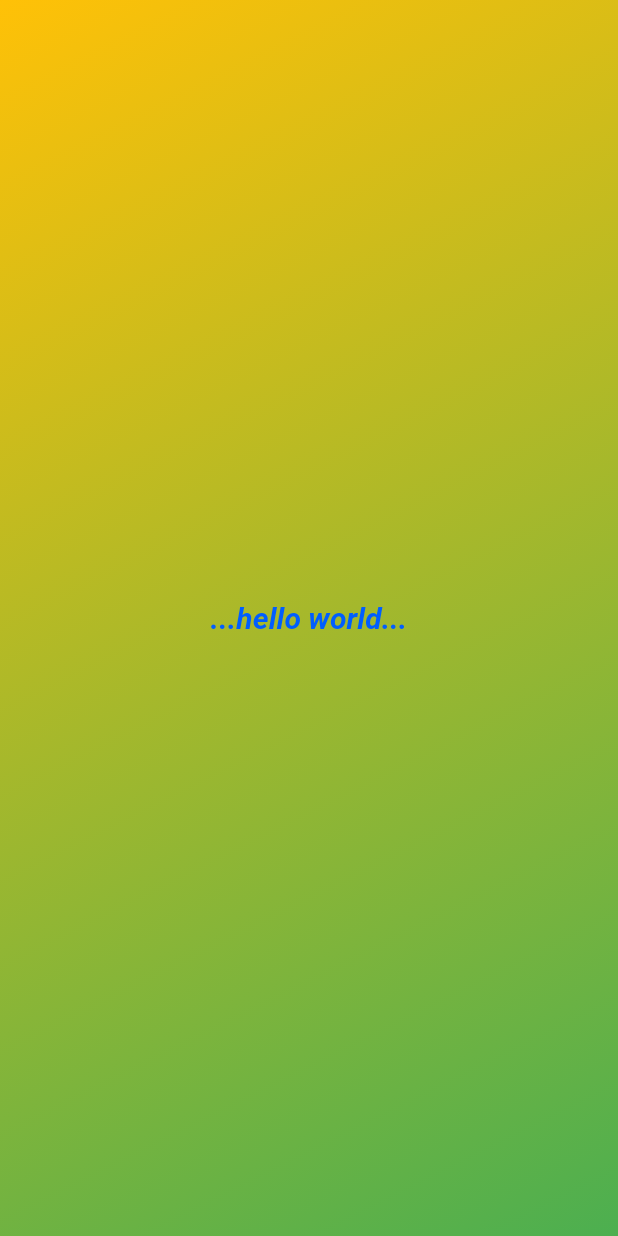
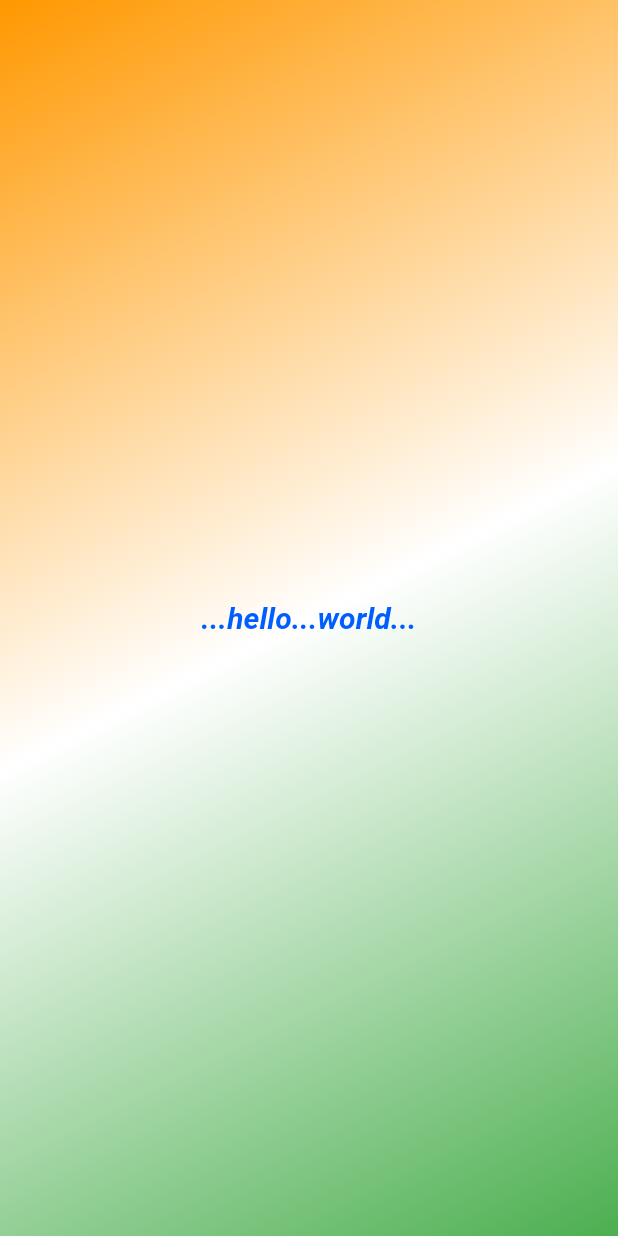
Before and after one commit to yashraj9922/roll_dice_app, a Flutter app: the screen it shows after launch, on a phone screen of 412 x 824 dp. Run offline on Flutter 3.47's test engine with Material 2 defaults, Android fonts, the phone set to English and light mode, and no system bars.

Commit message:
Constructors widgets functions and arguments

```diff
--- a/lib/gradient_container.dart
+++ b/lib/gradient_container.dart
@@ -3,26 +3,34 @@ import 'package:roll_dice_app/style_text.dart';
 
 const Alignment startAlignment = Alignment.topLeft;
 // final var startAlignment = Alignment.topLeft; --> (ref. lec 29)final keyword means this data containier never recieved an another value(reassigned) other than assigned value
+
 const Alignment endAlignment = Alignment.bottomRight;
 //const var endAlignment = Alignment.bottomRight; --> compile time constant value...as if any funct is called it will dynamically assign the value to varibale...hence using const keyword the funct need not to be execute when app executes...increasing internal performannce of the app
 
 class GradientContainer extends StatelessWidget {
   //Name of class should start with CapitalLetter
+
   const GradientContainer(
-      {super.key}); //creating constructor function for a class
+      {super.key,
+      required this.colors}); //creating constructor function for a class
+
+  final List<Color> colors;
+
   @override
   Widget build(context) {
     // (*before adding const keyword to var*)startAlignment = Alignment.bottomCenter; --> data/values in the variables can be overwritten hence remove const keyword*
+
     return Container(
-      decoration: /*const*/ const BoxDecoration(
+      decoration: /*const*/ /**const**/ BoxDecoration(
         gradient: LinearGradient(
-          colors: [Colors.amber, Colors.green],
+          colors: colors, //**ref.
+
           begin: startAlignment,
           end: endAlignment,
         ),
       ),
       child: const Center(
-        child: StyleText(),
+        child: StyledText("...hello...world..."),
       ),
     );
   }
--- a/lib/main.dart
+++ b/lib/main.dart
@@ -10,7 +10,7 @@ void main() {
       home: Scaffold(
         // backgroundColor: Color.fromARGB(255, 250, 209, 57),
         body:
-            GradientContainer(), //this calls the constructor function of the usr defined class
+            GradientContainer(colors: [Colors.orange, Colors.white,Colors.green]), //this calls the constructor function of the usr defined class
       ),
     ),
   );
--- a/lib/style_text.dart
+++ b/lib/style_text.dart
@@ -1,13 +1,14 @@
 import 'package:flutter/material.dart';
 
-class StyleText extends StatelessWidget {
-  const StyleText({super.key});
-
+class StyledText extends StatelessWidget {
+  const StyledText(this.text, {super.key});
+  // const StyleText(String text, {super.key}):outputText = text;
+  // String outputText;
+  final String text;
   @override
   Widget build(context) {
-    return const Text(
-      "...hello world...",
-      style: TextStyle(
+    return Text(text,
+      style: const TextStyle(
         color: Color.fromARGB(255, 0, 94, 255),
         fontSize: 20,
         fontWeight: FontWeight.bold,
```
